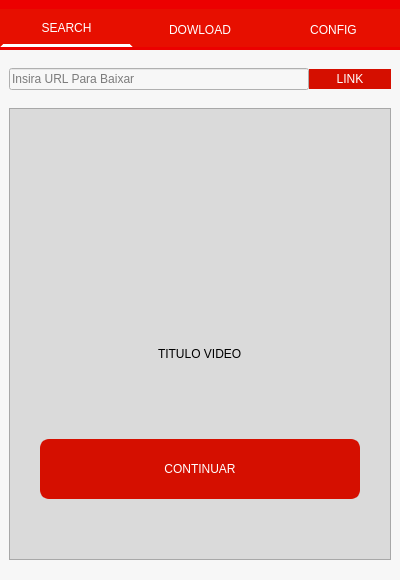
Old version of the form GUI.ui in the repository MarcosViniciusA369/Music-Download.
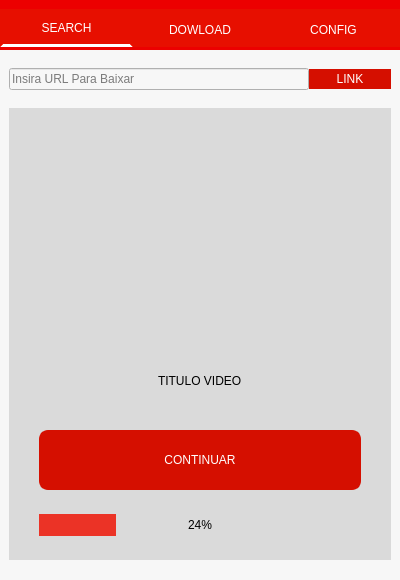
New version of the form. Icons and pictures are not drawn.

Patch:
```diff
--- a/GUI.ui
+++ b/GUI.ui
@@ -299,7 +299,7 @@
 background-color: rgb(218, 218, 218);</string>
              </property>
              <property name="frameShape">
-              <enum>QFrame::StyledPanel</enum>
+              <enum>QFrame::NoFrame</enum>
              </property>
              <property name="frameShadow">
               <enum>QFrame::Raised</enum>
@@ -323,7 +323,7 @@
               <item>
                <widget class="QLabel" name="label">
                 <property name="sizePolicy">
-                 <sizepolicy hsizetype="Fixed" vsizetype="Preferred">
+                 <sizepolicy hsizetype="Fixed" vsizetype="Fixed">
                   <horstretch>0</horstretch>
                   <verstretch>0</verstretch>
                  </sizepolicy>
@@ -331,15 +331,27 @@
                 <property name="maximumSize">
                  <size>
                   <width>500</width>
-                  <height>100</height>
+                  <height>200</height>
                  </size>
                 </property>
                 <property name="toolTip">
                  <string>&lt;html&gt;&lt;head/&gt;&lt;body&gt;&lt;p align=&quot;center&quot;&gt;foto&lt;/p&gt;&lt;p align=&quot;center&quot;&gt;&lt;br/&gt;&lt;/p&gt;&lt;/body&gt;&lt;/html&gt;</string>
                 </property>
+                <property name="styleSheet">
+                 <string notr="true">border-image: url(:/tmb/sem_img.png);</string>
+                </property>
                 <property name="text">
                  <string/>
                 </property>
+                <property name="pixmap">
+                 <pixmap>:/tmb/ola.jpg</pixmap>
+                </property>
+                <property name="scaledContents">
+                 <bool>true</bool>
+                </property>
+                <property name="alignment">
+                 <set>Qt::AlignCenter</set>
+                </property>
                </widget>
               </item>
               <item alignment="Qt::AlignHCenter">
@@ -386,6 +398,29 @@
                 </property>
                </widget>
               </item>
+              <item>
+               <widget class="QProgressBar" name="progressBar">
+                <property name="styleSheet">
+                 <string notr="true">QProgressBar
+{
+border: solid red;
+border-radius: 15px;
+color: black;
+}
+QProgressBar::chunk 
+{
+background-color: #eb3326;
+border-radius :15px;
+}    </string>
+                </property>
+                <property name="value">
+                 <number>24</number>
+                </property>
+                <property name="alignment">
+                 <set>Qt::AlignCenter</set>
+                </property>
+               </widget>
+              </item>
              </layout>
             </widget>
            </item>
```
Left out of the diff: 110 changed lines with no effect on the pictures.
